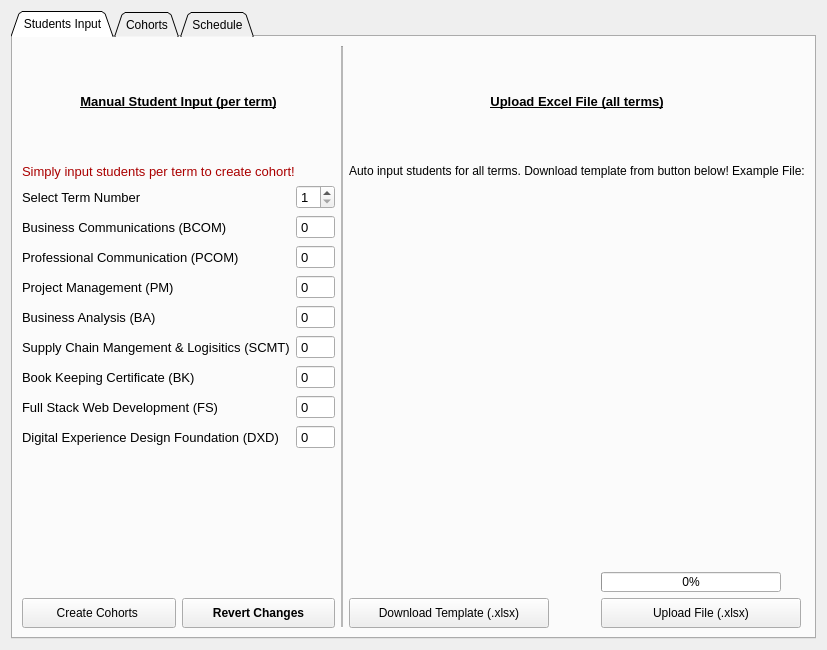
Before: the Qt Designer form MainWindow.ui in fahad-ali1/CMPT-395-Class-Scheduler, drawn with Qt 5.
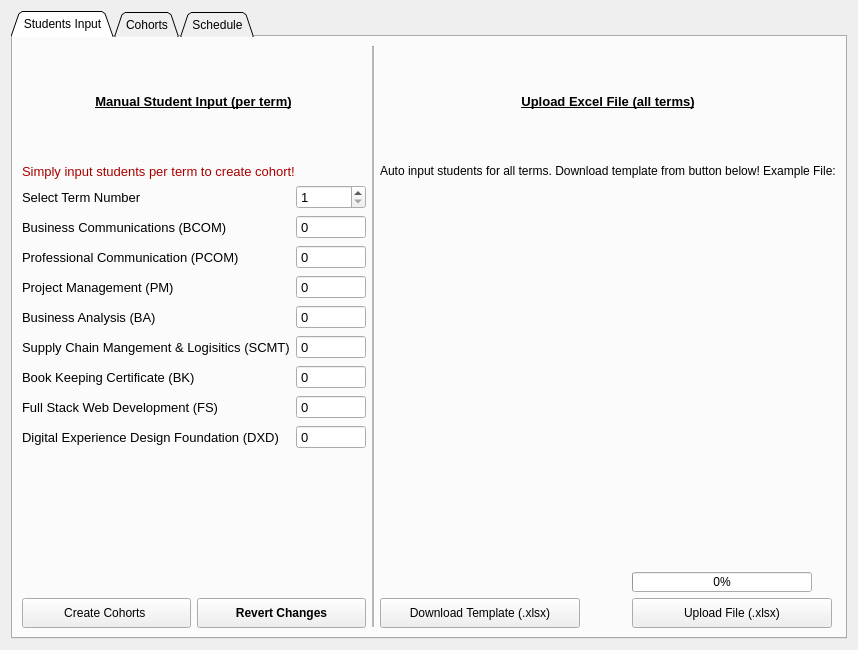
After: the same form once the commit is applied. Icons and pictures are not drawn.

Commit message: Add icon and window size changes

Patch:
```diff
--- a/MainWindow.ui
+++ b/MainWindow.ui
@@ -9,7 +9,7 @@
    <rect>
     <x>0</x>
     <y>0</y>
-    <width>827</width>
+    <width>858</width>
     <height>650</height>
    </rect>
   </property>
@@ -21,14 +21,14 @@
   </property>
   <property name="minimumSize">
    <size>
-    <width>680</width>
+    <width>777</width>
     <height>650</height>
    </size>
   </property>
   <property name="maximumSize">
    <size>
     <width>1300</width>
-    <height>10704</height>
+    <height>1300</height>
    </size>
   </property>
   <property name="windowTitle">
@@ -37,6 +37,9 @@
   <property name="layoutDirection">
    <enum>Qt::LeftToRight</enum>
   </property>
+  <property name="autoFillBackground">
+   <bool>false</bool>
+  </property>
   <layout class="QVBoxLayout" name="verticalLayout">
    <item>
     <widget class="QTabWidget" name="MenuTabs">
```
Left out of the diff: 16 changed lines with no effect on the pictures.
